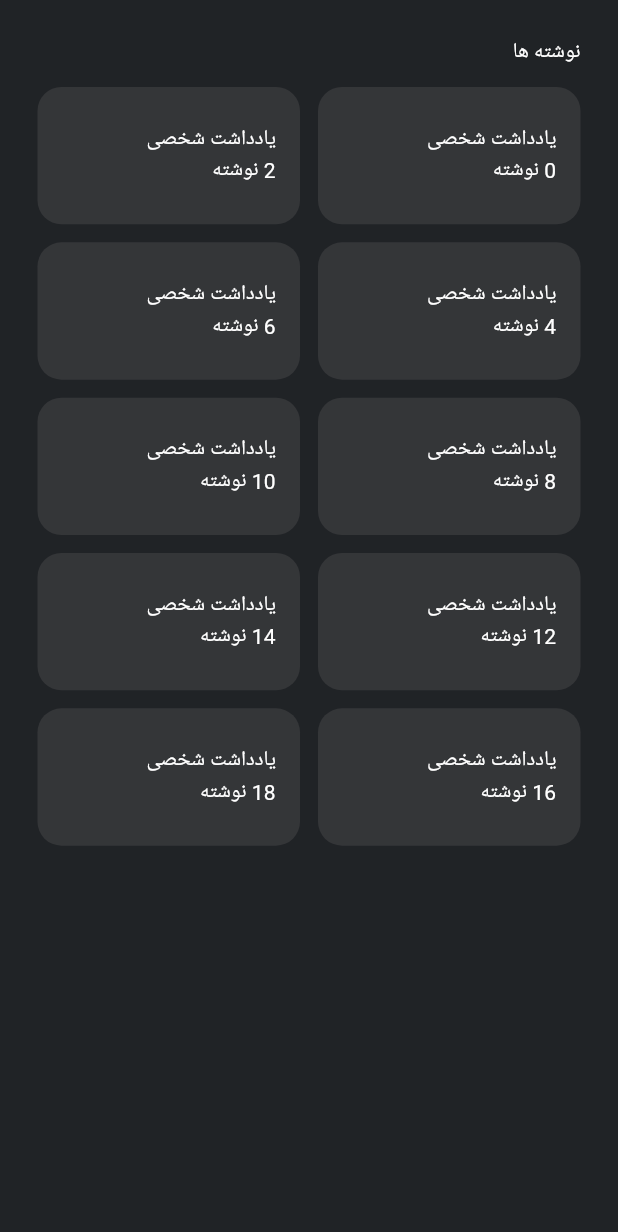
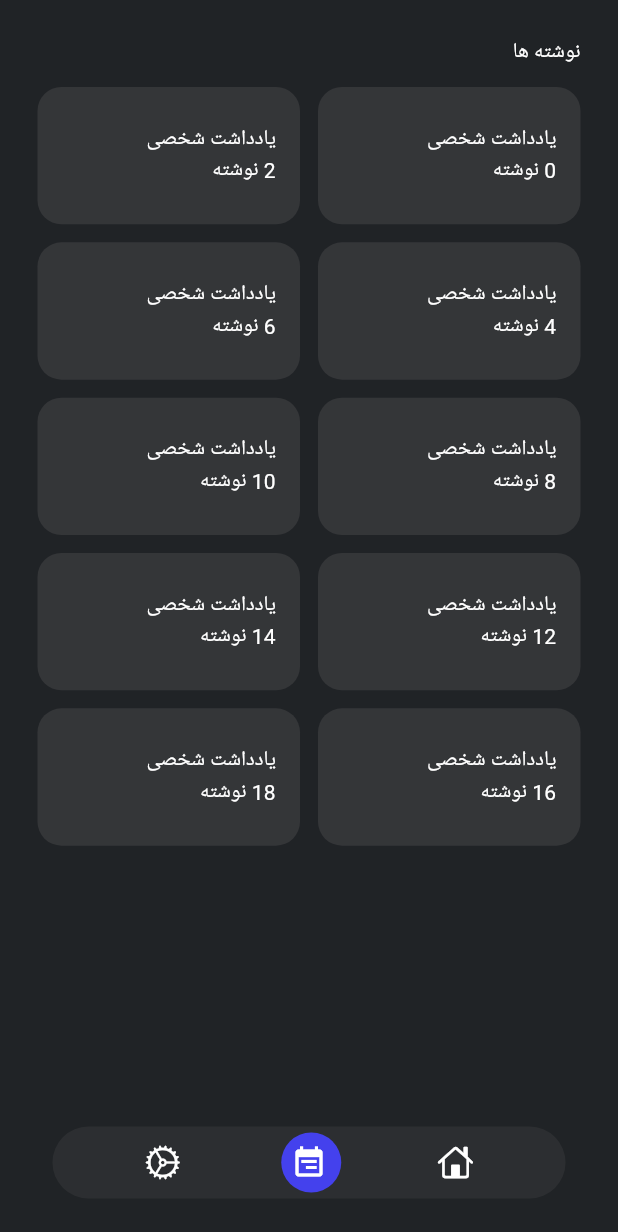
Before and after one commit to mohammad-dehghanifard/flutter_note_app, a Flutter app: the screen it shows after launch, after a tap on "بزن بریم!", on a phone screen of 412 x 824 dp. Shown: the top 1232 px of the screen. Run offline on Flutter 3.47's test engine with Material 3 defaults, Android fonts, the phone set to English and light mode, and no system bars; our stand-ins replace flutter_spinkit, get.

Commit message:
impl BottomNavigationWidget and _NavigationItemWidget custom widget

```diff
--- a/lib/modules/auth/pages/register_page.dart
+++ b/lib/modules/auth/pages/register_page.dart
@@ -1,7 +1,7 @@
 import 'package:flutter/material.dart';
 import 'package:flutter_note_app/core/widgets/button_widget.dart';
 import 'package:flutter_note_app/core/widgets/text_field_widget.dart';
-import 'package:flutter_note_app/modules/home/pages/home_page.dart';
+import 'package:flutter_note_app/modules/main/pages/main_page.dart';
 import 'package:get/get.dart';
 
 class RegisterPage extends StatelessWidget {
@@ -26,7 +26,7 @@ class RegisterPage extends StatelessWidget {
                 const SizedBox(height: 24),
                 const TextFieldWidget(hint: "نام کاربریت رو وارد کن..",),
                 const SizedBox(height: 24),
-                ButtonWidget(text: "بزن بریم!",onTap: () => Get.to(const HomePage()))
+                ButtonWidget(text: "بزن بریم!",onTap: () => Get.to(const MainPage()))
               ],
             ),
           ),
--- a/lib/modules/home/pages/home_page.dart
+++ b/lib/modules/home/pages/home_page.dart
@@ -7,11 +7,7 @@ class HomePage extends StatelessWidget {
 
   @override
   Widget build(BuildContext context) {
-    return Scaffold(
-      body: SafeArea(
-        child: Padding(
-          padding: const EdgeInsets.all(25),
-          child: Column(
+    return Column(
       crossAxisAlignment: CrossAxisAlignment.start,
       children: [
         const Text("نوشته ها"),
@@ -25,15 +21,10 @@ class HomePage extends StatelessWidget {
                   mainAxisSpacing: 12,
                   mainAxisExtent: MediaQuery.sizeOf(context).height / 9
               ),
-                      itemBuilder: (context, index) {
-                        return NoteCategoryWidget(title: "یادداشت شخصی",notes: index * 2);
-                      },
+              itemBuilder: (context, index) => NoteCategoryWidget(title: "یادداشت شخصی",notes: index * 2),
             )
         )
       ],
-          ),
-        ),
-      ),
     );
   }
 }
--- /dev/null
+++ b/lib/modules/main/pages/main_page.dart
@@ -0,0 +1,42 @@
+import 'package:flutter/material.dart';
+import 'package:flutter_note_app/modules/home/pages/home_page.dart';
+import 'package:flutter_note_app/modules/main/widgets/bottom_navigation_widget.dart';
+import 'package:flutter_note_app/modules/note/pages/all_note_page.dart';
+import 'package:flutter_note_app/modules/setting/controllers/setting_page.dart';
+
+class MainPage extends StatelessWidget {
+  const MainPage({super.key});
+
+  @override
+  Widget build(BuildContext context) {
+    return   Scaffold(
+      body: SafeArea(
+        child: Padding(
+          padding: const EdgeInsets.all(25),
+          child: Stack(
+            children: [
+              const Positioned.fill(
+                child: IndexedStack(
+                  index: 0,
+                  children: [
+                    HomePage(),
+                    AllNotePage(),
+                    SettingPage()
+                  ],
+                ),
+              ),
+              Positioned(
+                bottom: 0,
+                  right: 10,
+                  left: 10,
+                  child: BottomNavigationWidget(
+                    onChangePage: (index) {},
+                  )
+              )
+            ],
+          ),
+        ),
+      ),
+    );
+  }
+}
--- /dev/null
+++ b/lib/modules/main/widgets/bottom_navigation_widget.dart
@@ -0,0 +1,69 @@
+import 'package:flutter/cupertino.dart';
+import 'package:flutter/material.dart';
+import 'package:get/get.dart';
+
+class BottomNavigationWidget extends StatelessWidget {
+  const BottomNavigationWidget({
+    super.key, required this.onChangePage,
+  });
+
+  final Function(int index) onChangePage;
+
+  @override
+  Widget build(BuildContext context) {
+    return Container(
+      width: MediaQuery.sizeOf(context).width,
+      height: 48,
+      decoration: BoxDecoration(
+          color: context.theme.colorScheme.primaryContainer.withOpacity(0.30),
+          borderRadius: BorderRadius.circular(100)
+      ),
+      child: Row(
+        mainAxisAlignment: MainAxisAlignment.spaceEvenly,
+        children: [
+          _NavigationItemWidget(
+              onTap: () {onChangePage(0);},
+              selected: false,
+              icon: CupertinoIcons.home),
+         _NavigationItemWidget(
+              onTap: () {onChangePage(1);},
+             selected: true,
+              icon: Icons.event_note),
+          _NavigationItemWidget(
+              onTap: () {onChangePage(2);},
+              selected: false,
+              icon: CupertinoIcons.settings),
+        ],
+      ),
+    );
+  }
+}
+
+
+class _NavigationItemWidget extends StatelessWidget {
+  const _NavigationItemWidget({
+    super.key, required this.icon, required this.onTap,this.selected = false
+  });
+  final IconData icon;
+  final bool selected;
+  final Function() onTap;
+
+  @override
+  Widget build(BuildContext context) {
+    return Stack(
+      children: [
+        AnimatedContainer(
+          margin: const EdgeInsets.symmetric(vertical: 4),
+              duration: const Duration(milliseconds: 500),
+              width: selected? 45 : 0,
+              height: selected? 45 : 0,
+            decoration: BoxDecoration(
+              color: context.theme.colorScheme.secondary,
+              shape: BoxShape.circle
+            ),
+           ),
+        IconButton(onPressed: onTap, icon:  Icon(icon))
+      ],
+    );
+  }
+}
--- /dev/null
+++ b/lib/modules/note/pages/all_note_page.dart
@@ -0,0 +1,10 @@
+import 'package:flutter/material.dart';
+
+class AllNotePage extends StatelessWidget {
+  const AllNotePage({super.key});
+
+  @override
+  Widget build(BuildContext context) {
+    return const Column();
+  }
+}
--- /dev/null
+++ b/lib/modules/setting/controllers/setting_page.dart
@@ -0,0 +1,10 @@
+import 'package:flutter/material.dart';
+
+class SettingPage extends StatelessWidget {
+  const SettingPage({super.key});
+
+  @override
+  Widget build(BuildContext context) {
+    return const Column();
+  }
+}
```
Lines whose indentation alone changed are shown as unchanged.
